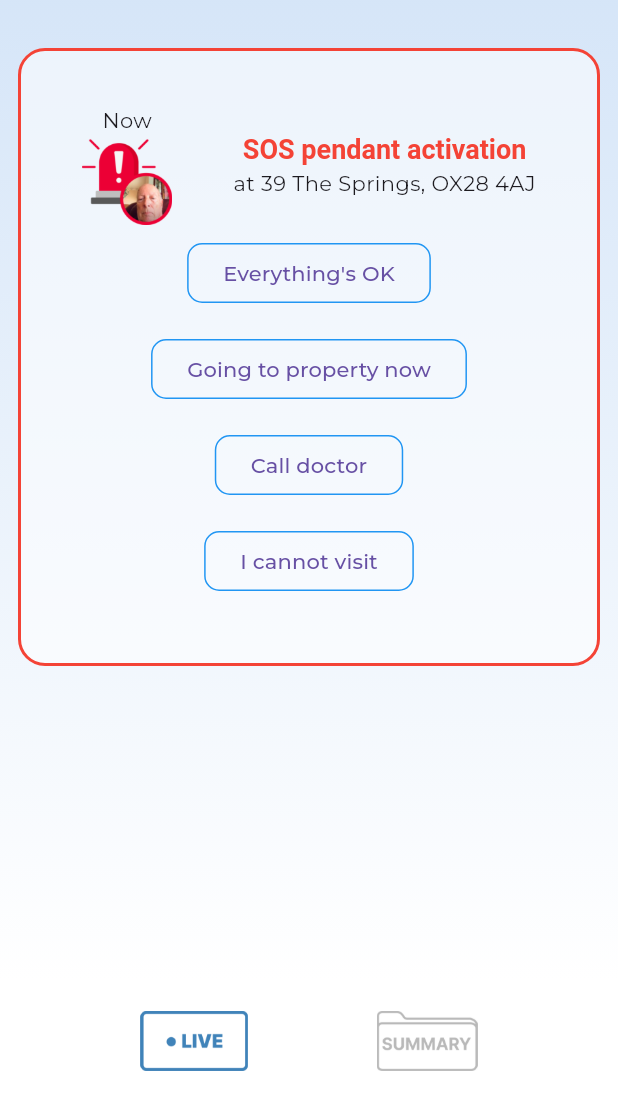
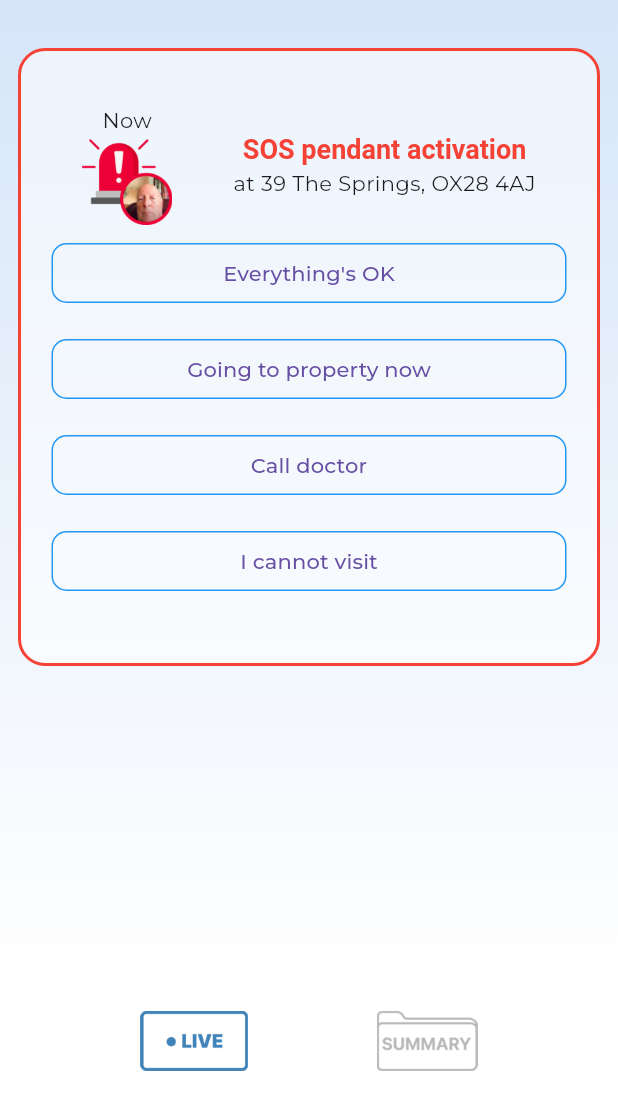
Before and after one commit to MellisBill/home_link_demo, a Flutter app: the screen it shows after launch, after a tap on "Now", on a phone screen of 412 x 824 dp, the part 135-1236 px from its top. Run offline on Flutter 3.47's test engine with Material 3 defaults, Android fonts, the light colour scheme and no system bars; our stand-ins replace bloc, equatable, flutter_bloc, google_fonts.

Commit message:
container bug fix

```diff
--- a/lib/alert/view/alert_page.dart
+++ b/lib/alert/view/alert_page.dart
@@ -113,7 +113,7 @@ class AlertTile extends StatelessWidget {
               decoration: BoxDecoration(
                 color: Colors.white54,
                 border: Border.all(
-                  color: state.isResolved ? Colors.green : Colors.red,
+                  color: state.isResolving ? Colors.green : Colors.red,
                   width: 2,
                 ),
                 borderRadius: BorderRadius.circular(18),
@@ -143,10 +143,12 @@ class AlertTile extends StatelessWidget {
                               Column(
                                 mainAxisAlignment: MainAxisAlignment.center,
                                 children: [
-                                  Text(alert.title,
+                                  Text(
+                                    alert.title,
                                     style: Theme.of(context)
                                         .textTheme
-                                          .headlineSmall),
+                                        .headlineSmall,
+                                  ),
                                   Text('at ${alert.address}'),
                                 ],
                               ),
@@ -157,6 +159,8 @@ class AlertTile extends StatelessWidget {
                           4,
                           (i) => Padding(
                             padding: const EdgeInsets.all(8),
+                            child: SizedBox(
+                              width: width / 1.2,
                               child: OutlinedButton(
                                 onPressed: () => context
                                     .read<AlertBloc>()
@@ -168,6 +172,7 @@ class AlertTile extends StatelessWidget {
                                   side: const BorderSide(color: Colors.blue),
                                 ),
                                 child: Text(buttons[i]),
+                              ),
                             ),
                           ),
                         ),
```
Lines whose indentation alone changed are shown as unchanged.
